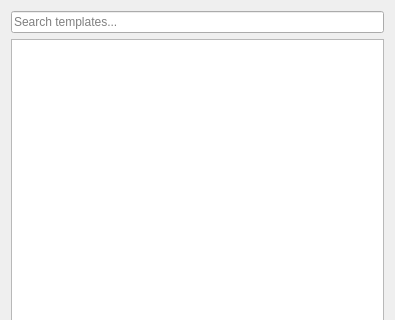
Before: the Qt Designer form app/gui/designer/template_column.ui in kuryletso/Plater, drawn with Qt 5; both pictures show x 0 to 395 and y 0 to 320 of the 395 by 954 pixel window.
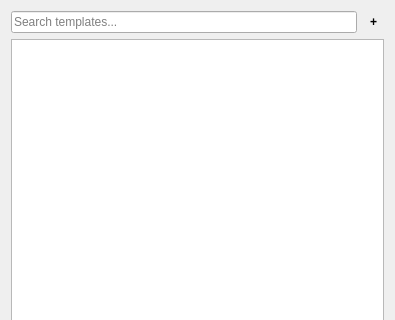
After: the same form once the commit is applied.

Commit message: Added Template import and Measurement unit UI dialogs.

```diff
--- a/app/gui/designer/template_column.ui
+++ b/app/gui/designer/template_column.ui
@@ -15,6 +15,8 @@
   </property>
   <layout class="QVBoxLayout" name="verticalLayout_2" stretch="0,1,0,0">
    <item>
+    <layout class="QHBoxLayout" name="horizontalLayout_2">
+     <item>
     <widget class="QLineEdit" name="search_edit">
      <property name="placeholderText">
       <string>Search templates...</string>
@@ -23,6 +25,23 @@
       <bool>true</bool>
      </property>
     </widget>
+     </item>
+     <item>
+      <widget class="QToolButton" name="add_template_button">
+       <property name="font">
+        <font>
+         <bold>true</bold>
+        </font>
+       </property>
+       <property name="text">
+        <string>+</string>
+       </property>
+       <property name="autoRaise">
+        <bool>true</bool>
+       </property>
+      </widget>
+     </item>
+    </layout>
    </item>
    <item>
     <widget class="QListWidget" name="template_list"/>
```
Lines whose indentation alone changed are shown as unchanged. The commit also changes 8 other files.
